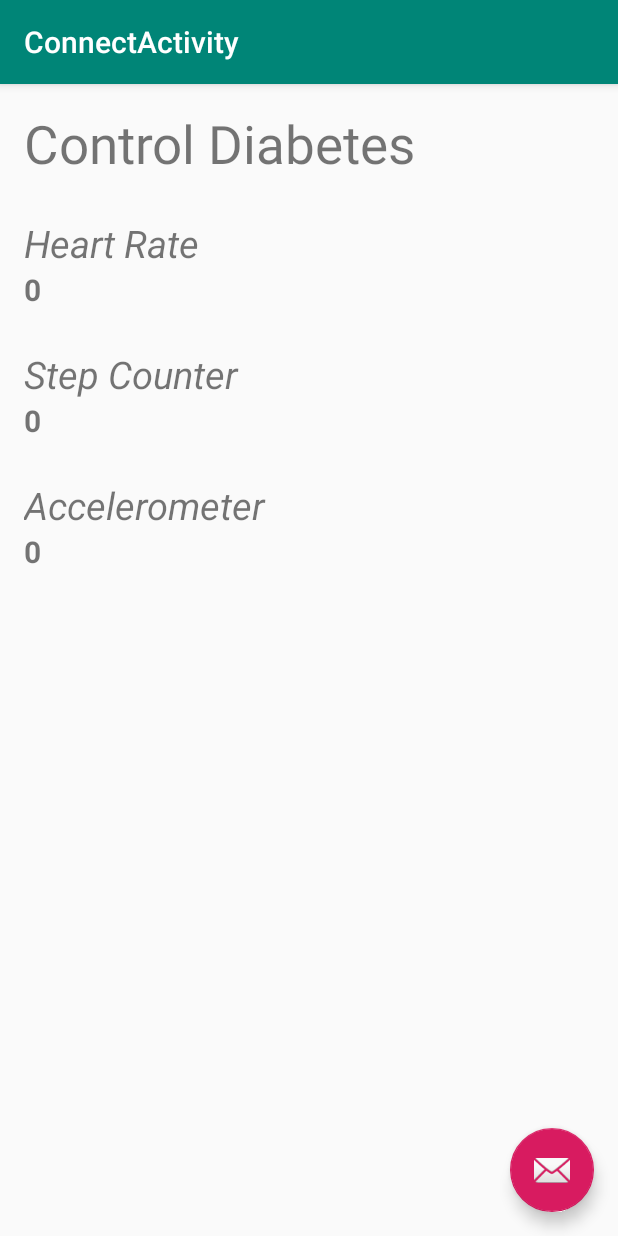
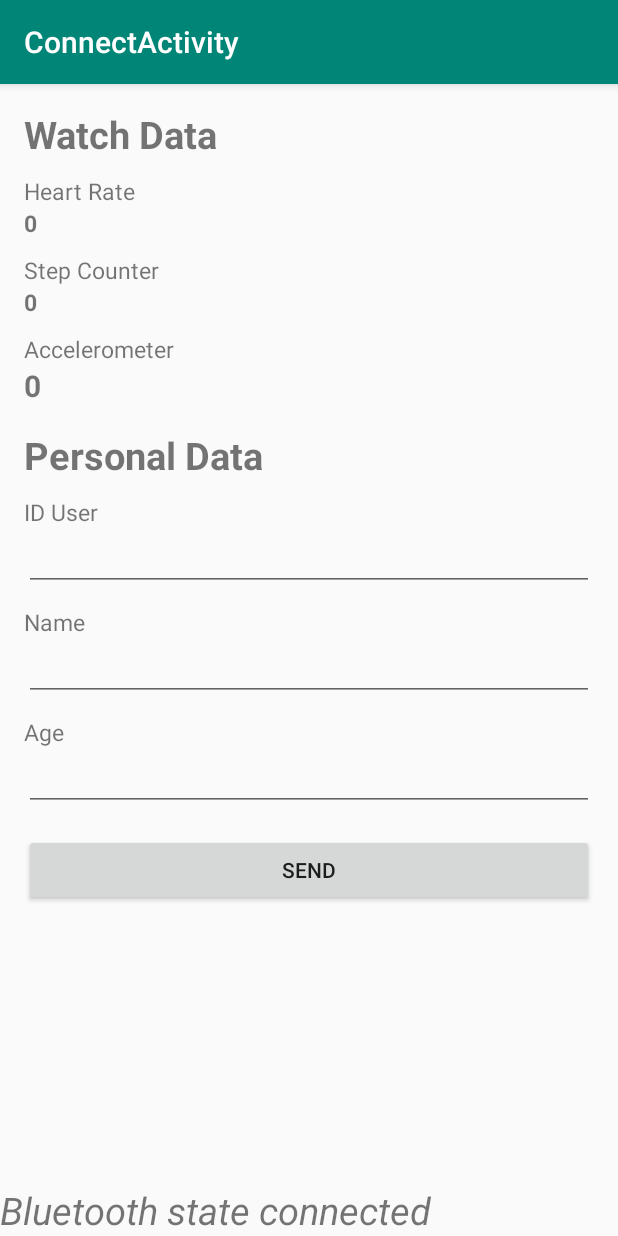
Before and after one commit to henry-sabogal/ControlDiabetes, an Android app: the ConnectActivity screen opened directly, with no data from a screen before it, on a phone screen of 412 x 824 dp. Run offline under Robolectric (Android 15) with nearby library versions, the phone set to English and light mode, and no system bars; network calls fail; 8 statements that could not run were skipped.

Commit message:
Fields for personal data

```diff
--- a/app/src/main/java/com/mastergenova/controldiabetes/ConnectActivity.java
+++ b/app/src/main/java/com/mastergenova/controldiabetes/ConnectActivity.java
@@ -5,15 +5,11 @@ import android.bluetooth.BluetoothDevice;
 import android.content.Intent;
 import android.os.Bundle;
 
-import com.google.android.material.floatingactionbutton.FloatingActionButton;
-import com.google.android.material.snackbar.Snackbar;
-
 import androidx.appcompat.app.AppCompatActivity;
 import androidx.appcompat.widget.Toolbar;
 
 import android.os.Handler;
 import android.os.Message;
-import android.view.View;
 import android.widget.TextView;
 import android.widget.Toast;
 
@@ -40,6 +36,8 @@ public class ConnectActivity extends AppCompatActivity {
     TextView mStepCounterTextView;
     TextView mAccelerometerTextView;
 
+    TextView mStatusTextView;
+
     @Override
     protected void onCreate(Bundle savedInstanceState) {
         super.onCreate(savedInstanceState);
@@ -51,10 +49,12 @@ public class ConnectActivity extends AppCompatActivity {
         mStepCounterTextView = (TextView)findViewById(R.id.txtStepCounter);
         mAccelerometerTextView = (TextView)findViewById(R.id.txtAccelerometer);
 
+        mStatusTextView = (TextView)findViewById(R.id.txtStatus);
+
         mBluetoothAdapter = BluetoothAdapter.getDefaultAdapter();
 
         if(mBluetoothAdapter == null){
-            Toast.makeText(this,"Device doesn't support bluetooth", Toast.LENGTH_LONG).show();
+            mStatusTextView.setText("Device doesn't support bluetooth");
         }else{
             Intent intent = getIntent();
             mConnectedDeviceName = intent.getStringExtra(SelectDeviceActivity.EXTRA_DEVICE_ADDRESS);
@@ -110,15 +110,19 @@ public class ConnectActivity extends AppCompatActivity {
                     switch (msg.arg1){
                         case BluetoothService.STATE_CONNECTED:
                             System.out.println("Bluetooth state connected");
+                            mStatusTextView.setText("Bluetooth state connected");
                             break;
                         case BluetoothService.STATE_CONNECTING:
                             System.out.println("Bluetooth state connecting");
+                            mStatusTextView.setText("Bluetooth state connecting");
                             break;
                         case BluetoothService.STATE_LISTEN:
                             System.out.println("Bluetooth state listen");
+                            mStatusTextView.setText("Bluetooth state listen");
                             break;
                         case BluetoothService.STATE_NONE:
                             System.out.println("Bluetooth state none");
+                            mStatusTextView.setText("Bluetooth state none");
                             break;
                     }
                     break;
@@ -153,9 +157,11 @@ public class ConnectActivity extends AppCompatActivity {
                 case Constants.MESSAGE_DEVICE_NAME:
                     mConnectedDeviceName = msg.getData().getString(Constants.DEVICE_NAME);
                     System.out.println("Connected to " + mConnectedDeviceName);
+                    mStatusTextView.setText("Connected to " + mConnectedDeviceName);
                     break;
                 case Constants.MESSAGE_TOAST:
                     System.out.println("Message Toast " + msg.getData().getString(Constants.DEVICE_NAME));
+                    mStatusTextView.setText("Message Toast " + msg.getData().getString(Constants.DEVICE_NAME));
                     break;
             }
         }
@@ -182,6 +188,7 @@ public class ConnectActivity extends AppCompatActivity {
                 }else {
                     System.out.println("BT not enabled");
                     Toast.makeText(this, "BT not enabled", Toast.LENGTH_SHORT).show();
+                    mStatusTextView.setText("BT not enabled");
                 }
         }
     }
--- a/app/src/main/java/com/mastergenova/controldiabetes/SelectDeviceActivity.java
+++ b/app/src/main/java/com/mastergenova/controldiabetes/SelectDeviceActivity.java
@@ -3,30 +3,18 @@ package com.mastergenova.controldiabetes;
 import android.app.Activity;
 import android.bluetooth.BluetoothAdapter;
 import android.bluetooth.BluetoothDevice;
-import android.content.BroadcastReceiver;
-import android.content.Context;
 import android.content.Intent;
-import android.content.IntentFilter;
 import android.os.Bundle;
-import android.util.Log;
 import android.view.View;
-import android.widget.AdapterView;
-import android.widget.ArrayAdapter;
 import android.widget.Button;
-import android.widget.ListView;
-import android.widget.TextView;
 import android.widget.Toast;
+import androidx.appcompat.widget.Toolbar;
 
 import androidx.appcompat.app.AppCompatActivity;
 import androidx.recyclerview.widget.LinearLayoutManager;
 import androidx.recyclerview.widget.RecyclerView;
 
-import java.util.ArrayList;
 import java.util.Set;
-
-import me.aflak.bluetooth.Bluetooth;
-import me.aflak.bluetooth.interfaces.BluetoothCallback;
-import me.aflak.bluetooth.interfaces.DiscoveryCallback;
 
 public class SelectDeviceActivity extends AppCompatActivity {
 
@@ -44,6 +32,8 @@ public class SelectDeviceActivity extends AppCompatActivity {
     protected void onCreate(Bundle savedInstanceState) {
         super.onCreate(savedInstanceState);
         setContentView(R.layout.activity_select_device);
+        Toolbar toolbar = findViewById(R.id.toolbar);
+        setSupportActionBar(toolbar);
 
         recyclerView = (RecyclerView) findViewById(R.id.devices_recycler_view);
         recyclerView.setHasFixedSize(true);
--- a/app/src/main/res/layout/activity_connect.xml
+++ b/app/src/main/res/layout/activity_connect.xml
@@ -22,12 +22,5 @@
 
     <include layout="@layout/content_connect" />
 
-    <com.google.android.material.floatingactionbutton.FloatingActionButton
-        android:id="@+id/fab"
-        android:layout_width="wrap_content"
-        android:layout_height="wrap_content"
-        android:layout_gravity="bottom|end"
-        android:layout_margin="@dimen/fab_margin"
-        app:srcCompat="@android:drawable/ic_dialog_email" />
 
 </androidx.coordinatorlayout.widget.CoordinatorLayout>
--- a/app/src/main/res/layout/activity_select_device.xml
+++ b/app/src/main/res/layout/activity_select_device.xml
@@ -1,5 +1,27 @@
 <?xml version="1.0" encoding="utf-8"?>
+<androidx.coordinatorlayout.widget.CoordinatorLayout xmlns:android="http://schemas.android.com/apk/res/android"
+    xmlns:app="http://schemas.android.com/apk/res-auto"
+    xmlns:tools="http://schemas.android.com/tools"
+    android:layout_width="match_parent"
+    android:layout_height="match_parent"
+    tools:context=".SelectDeviceActivity">
+
+    <com.google.android.material.appbar.AppBarLayout
+        android:layout_width="match_parent"
+        android:layout_height="wrap_content"
+        android:theme="@style/AppTheme.AppBarOverlay">
+
+        <androidx.appcompat.widget.Toolbar
+            android:id="@+id/toolbar"
+            android:layout_width="match_parent"
+            android:layout_height="?attr/actionBarSize"
+            android:background="?attr/colorPrimary"
+            app:popupTheme="@style/AppTheme.PopupOverlay" />
+
+    </com.google.android.material.appbar.AppBarLayout>
+
     <LinearLayout xmlns:android="http://schemas.android.com/apk/res/android"
+        android:layout_marginTop="?attr/actionBarSize"
         android:layout_width="match_parent"
         android:layout_height="match_parent"
         android:orientation="vertical"
@@ -20,3 +42,5 @@
             android:text="@string/button_scan"
             />
     </LinearLayout>
+
+</androidx.coordinatorlayout.widget.CoordinatorLayout>
--- a/app/src/main/res/layout/content_connect.xml
+++ b/app/src/main/res/layout/content_connect.xml
@@ -9,72 +9,152 @@
     tools:showIn="@layout/activity_connect">
 
     <LinearLayout
+        android:id="@+id/linearLayout"
         android:layout_width="match_parent"
         android:layout_height="match_parent"
-        android:padding="16dp"
-        android:orientation="vertical">
+        android:orientation="vertical"
+        android:padding="16dp">
 
         <TextView
             android:layout_width="match_parent"
             android:layout_height="wrap_content"
-            android:textSize="35dp"
-            android:text="@string/app_title"
+            android:textSize="25dp"
+            android:text="@string/watch_data"
+            android:textStyle="bold"
             />
 
         <TextView
             android:layout_width="match_parent"
             android:layout_height="wrap_content"
+            android:layout_marginTop="10dp"
             android:text="@string/title_heart_rate"
-            android:layout_marginTop="25dp"
-            android:textStyle="italic"
-            android:textSize="25dp" />
+            android:textSize="15dp"
+             />
+
+        <TextView
+            android:id="@+id/txtHeartRate"
+            android:layout_width="match_parent"
+            android:layout_height="wrap_content"
+            android:text="@string/default_value"
+            android:textSize="15dp"
+            android:textStyle="bold" />
 
         <TextView
             android:layout_width="match_parent"
             android:layout_height="wrap_content"
+            android:layout_marginTop="10dp"
+            android:text="@string/title_step_counter"
+            android:textSize="15dp"
+             />
+
+        <TextView
+            android:id="@+id/txtStepCounter"
+            android:layout_width="match_parent"
+            android:layout_height="wrap_content"
             android:text="@string/default_value"
-            android:textSize="20dp"
-            android:textStyle="bold"
-            android:id="@+id/txtHeartRate"
-            />
+            android:textSize="15dp"
+            android:textStyle="bold" />
 
         <TextView
             android:layout_width="match_parent"
             android:layout_height="wrap_content"
-            android:text="@string/title_step_counter"
-            android:layout_marginTop="25dp"
-            android:textStyle="italic"
-            android:textSize="25dp" />
+            android:layout_marginTop="10dp"
+            android:text="@string/title_accelerometer"
+            android:textSize="15dp"
+             />
 
         <TextView
+            android:id="@+id/txtAccelerometer"
             android:layout_width="match_parent"
             android:layout_height="wrap_content"
             android:text="@string/default_value"
             android:textSize="20dp"
-            android:textStyle="bold"
-            android:id="@+id/txtStepCounter"
-            />
+            android:textStyle="bold" />
 
-        <TextView
+        <ScrollView
             android:layout_width="match_parent"
             android:layout_height="wrap_content"
-            android:text="@string/title_accelerometer"
-            android:layout_marginTop="25dp"
-            android:textStyle="italic"
-            android:textSize="25dp" />
+            android:layout_marginTop="15dp"
+            >
 
-        <TextView
-            android:layout_width="match_parent"
-            android:layout_height="wrap_content"
-            android:text="@string/default_value"
-            android:textSize="20dp"
-            android:textStyle="bold"
-            android:id="@+id/txtAccelerometer"
-            />
+            <LinearLayout
+                android:layout_width="match_parent"
+                android:layout_height="wrap_content"
+                android:focusable="true"
+                android:focusableInTouchMode="true"
+                android:orientation="vertical">
+
+                <TextView
+                    android:layout_width="match_parent"
+                    android:layout_height="wrap_content"
+                    android:textSize="25dp"
+                    android:text="@string/personal_data"
+                    android:textStyle="bold"
+                    />
+
+                <TextView
+                    android:layout_width="match_parent"
+                    android:layout_height="wrap_content"
+                    android:text="@string/id_label"
+                    android:textSize="15dp"
+                    android:layout_marginTop="10dp"
+                    />
+
+                <EditText
+                    android:layout_width="match_parent"
+                    android:layout_height="wrap_content"
+                    android:textSize="15dp" />
+
+                <TextView
+                    android:layout_width="match_parent"
+                    android:layout_height="wrap_content"
+                    android:text="@string/name_label"
+                    android:textSize="15dp"
+                    android:layout_marginTop="10dp"
+                    />
+
+                <EditText
+                    android:layout_width="match_parent"
+                    android:layout_height="wrap_content"
+                    android:textSize="15dp" />
+
+                <TextView
+                    android:layout_width="match_parent"
+                    android:layout_height="wrap_content"
+                    android:text="@string/age_label"
+                    android:textSize="15dp"
+                    android:layout_marginTop="10dp"
+                    />
+
+                <EditText
+                    android:layout_width="match_parent"
+                    android:layout_height="wrap_content"
+                    android:textSize="15dp" />
+
+                <Button
+                    android:layout_width="match_parent"
+                    android:layout_height="wrap_content"
+                    android:text="@string/send_button_label"
+                    android:layout_marginTop="15dp"
+                    />
+
+            </LinearLayout>
+
+        </ScrollView>
 
 
     </LinearLayout>
 
+    <TextView
+        android:id="@+id/txtStatus"
+        android:layout_width="match_parent"
+        android:layout_height="wrap_content"
+        android:textSize="25dp"
+        android:textStyle="italic"
+        app:layout_constraintBottom_toBottomOf="parent"
+        app:layout_constraintEnd_toEndOf="parent"
+        />
+
 
 
 </androidx.constraintlayout.widget.ConstraintLayout>
--- a/app/src/main/res/layout/content_select_device.xml
+++ b/app/src/main/res/layout/content_select_device.xml
@@ -8,4 +8,5 @@
     tools:context=".SelectDeviceActivity"
     tools:showIn="@layout/activity_select_device">
 
+
 </androidx.constraintlayout.widget.ConstraintLayout>
--- a/app/src/main/res/values/strings.xml
+++ b/app/src/main/res/values/strings.xml
@@ -26,6 +26,13 @@
     <string name="default_value">0</string>
     <string name="title_accelerometer">Accelerometer</string>
 
+    <string name="personal_data">Personal Data</string>
+    <string name="name_label">Name</string>
+    <string name="id_label">ID User</string>
+    <string name="age_label">Age</string>
+    <string name="send_button_label">Send</string>
+    <string name="watch_data">Watch Data</string>
+
     <string name="intro_message">
         <![CDATA[
 
```
Lines whose indentation alone changed are shown as unchanged.
